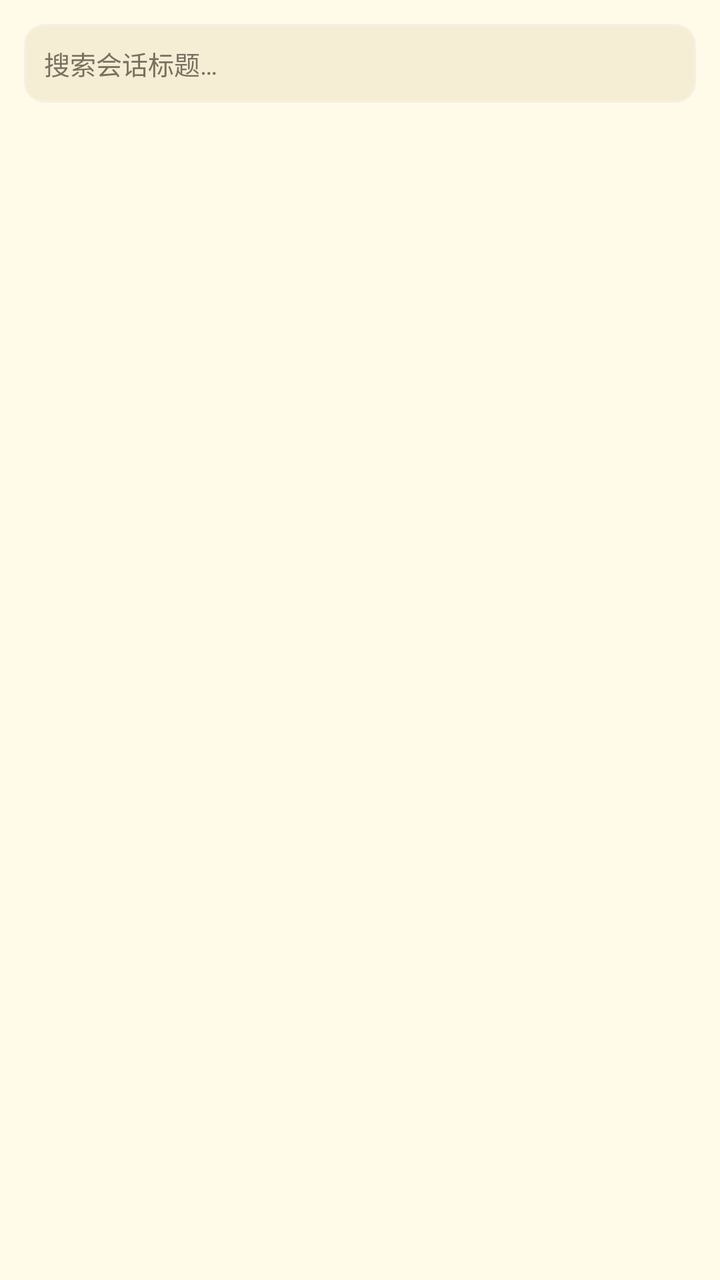
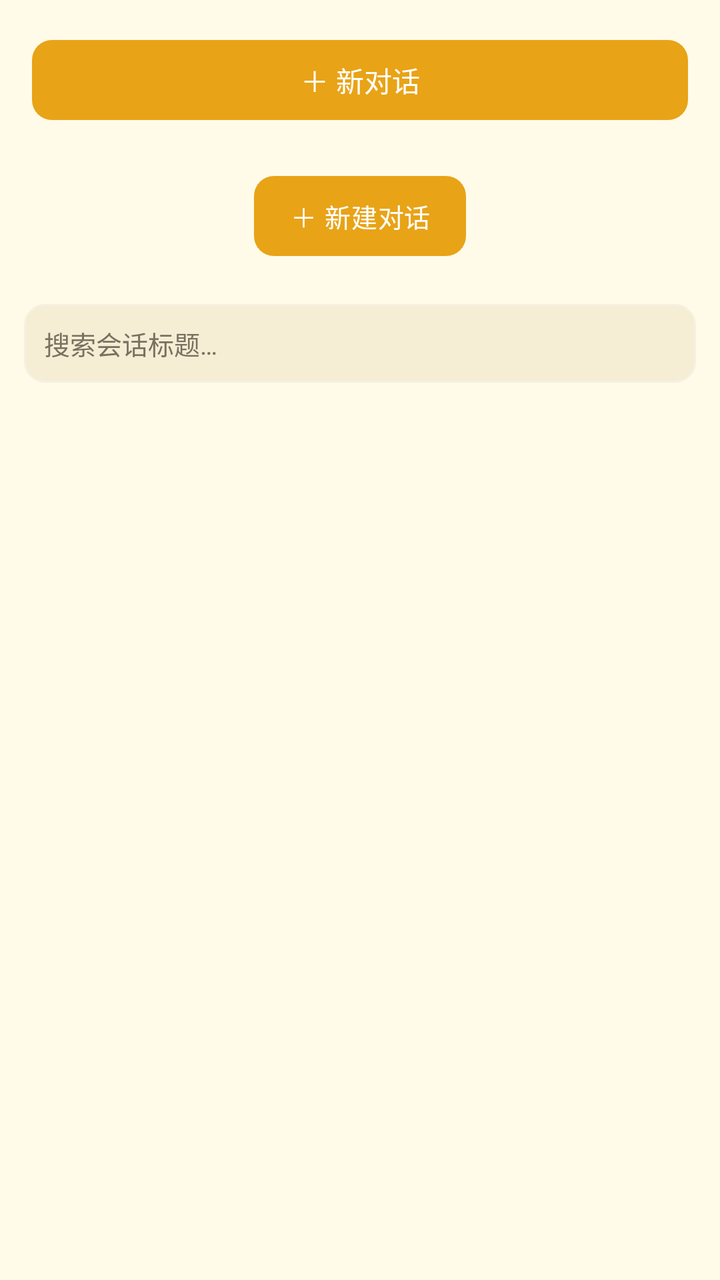

Compare the two renders of this Android layout. The source of the first and the diff that turns it into the second are given below.
<!-- AndroidManifest.xml: application theme AppTheme -->
<!-- res/layout/fragment_sessions.xml -->
<?xml version="1.0" encoding="utf-8"?>
<LinearLayout xmlns:android="http://schemas.android.com/apk/res/android"
    android:layout_width="match_parent"
    android:layout_height="match_parent"
    android:orientation="vertical">

    <ProgressBar
        android:id="@+id/sessions_progress"
        android:layout_width="wrap_content"
        android:layout_height="wrap_content"
        android:layout_gravity="center"
        android:layout_margin="24dp"
        android:visibility="gone" />

    
    <LinearLayout
        android:id="@+id/sessions_empty"
        android:layout_width="match_parent"
        android:layout_height="0dp"
        android:layout_weight="1"
        android:orientation="vertical"
        android:gravity="center"
        android:padding="40dp"
        android:visibility="gone">

        <TextView
            android:layout_width="wrap_content"
            android:layout_height="wrap_content"
            android:includeFontPadding="false"
            android:text="✦"
            android:textSize="34sp"
            android:textColor="?attr/colorPrimary" />

        <TextView
            android:layout_width="wrap_content"
            android:layout_height="wrap_content"
            android:layout_marginTop="16dp"
            android:text="还没有会话"
            android:textSize="17sp"
            android:textStyle="bold"
            android:letterSpacing="0.02"
            android:textColor="?attr/colorOnSurface" />

        <TextView
            android:layout_width="wrap_content"
            android:layout_height="wrap_content"
            android:layout_marginTop="6dp"
            android:gravity="center"
            android:lineSpacingExtra="3dp"
            android:text="点下方开始第一个任务，\n或直接在底部输入框描述要做的事"
            android:textSize="13sp"
            android:textColor="?attr/colorOnSurfaceVariant" />
    </LinearLayout>

    <com.google.android.material.button.MaterialButton
        android:id="@+id/sessions_create"
        android:layout_width="wrap_content"
        android:layout_height="wrap_content"
        android:layout_gravity="center_horizontal"
        android:layout_marginTop="4dp"
        android:layout_marginBottom="16dp"
        android:paddingLeft="22dp"
        android:paddingRight="22dp"
        android:text="@string/create_first_session"
        android:letterSpacing="0.02"
        android:visibility="gone"
        style="@style/Widget.App.Button" />

    <EditText
        android:id="@+id/sessions_search"
        android:layout_width="match_parent"
        android:layout_height="wrap_content"
        android:layout_marginLeft="12dp"
        android:layout_marginRight="12dp"
        android:layout_marginTop="12dp"
        android:layout_marginBottom="4dp"
        android:background="@drawable/bg_input"
        android:padding="10dp"
        android:textSize="13sp"
        android:textColor="?attr/colorOnSurface"
        android:textColorHint="?attr/colorOnSurfaceVariant"
        android:hint="搜索会话标题…"
        android:inputType="text"
        android:maxLines="1"
        android:imeOptions="actionSearch" />

    <androidx.recyclerview.widget.RecyclerView
        android:id="@+id/sessions_recycler"
        android:layout_width="match_parent"
        android:layout_height="0dp"
        android:layout_weight="1"
        android:clipToPadding="false"
        android:padding="12dp"
        android:scrollbars="vertical" />

</LinearLayout>
<!-- resources referenced by this layout -->
<resources>
  <!-- drawable bg_input (drawable) -->
  <?xml version="1.0" encoding="utf-8"?>
  <shape xmlns:android="http://schemas.android.com/apk/res/android" android:shape="rectangle">
      <solid android:color="?attr/colorSurfaceVariant" />
      <stroke android:width="1dp" android:color="?attr/colorOutlineVariant" />
      <corners android:radius="10dp" />
  </shape>
  <string name="create_first_session">创建第一个会话</string>
  <style name="Widget.App.Button" parent="Widget.Material3.Button">
          <item name="cornerRadius">10dp</item>
          <item name="android:textSize">14sp</item>
          <item name="android:textAllCaps">false</item>
          <item name="elevation">0dp</item>
      </style>
  <style name="AppTheme" parent="Theme.Material3.Light.NoActionBar">
          <item name="colorPrimary">@color/acc_default</item>
          <item name="colorOnPrimary">@color/acc_on</item>
          <item name="colorPrimaryContainer">@color/acc_default_c</item>
          <item name="colorOnPrimaryContainer">@color/acc_default_c_on</item>
          <item name="colorSecondary">@color/acc_default</item>
          <item name="colorOnSecondary">@color/acc_on</item>
          <item name="colorSecondaryContainer">@color/acc_default_c</item>
          <item name="colorOnSecondaryContainer">@color/acc_default_c_on</item>
  
          <item name="android:colorBackground">@color/background</item>
          <item name="android:windowBackground">@color/background</item>
          <item name="colorSurface">@color/surface</item>
          <item name="colorOnSurface">@color/on_surface</item>
          <item name="colorSurfaceVariant">@color/surface_variant</item>
          <item name="colorOnSurfaceVariant">@color/on_surface_variant</item>
          <item name="colorOutline">@color/outline</item>
          <item name="colorOutlineVariant">@color/hairline</item>
          <item name="colorError">@color/error</item>
          <item name="colorOnError">#FFFFFF</item>
  
          <item name="android:statusBarColor">@color/background</item>
          <item name="android:windowLightStatusBar">true</item>
          <item name="android:navigationBarColor">@color/background</item>
  
          <item name="materialButtonStyle">@style/Widget.App.Button</item>
          <item name="materialButtonOutlinedStyle">@style/Widget.App.Button.Outline</item>
      </style>
  <color name="acc_default">#E8A317</color>
  <color name="acc_on">#FFFFFF</color>
  <color name="acc_default_c">#FFF0C0</color>
  <color name="acc_default_c_on">#5A3E00</color>
  <color name="background">#FFFBE8</color>
  <color name="surface">#FFFFFF</color>
  <color name="on_surface">#2A2210</color>
  <color name="surface_variant">#F5EDD4</color>
  <color name="on_surface_variant">#7A7060</color>
  <color name="outline">#EDE4CC</color>
  <color name="hairline">#F5F0E0</color>
  <color name="error">#C0392B</color>
  <style name="Widget.App.Button.Outline" parent="Widget.Material3.Button.OutlinedButton">
          <item name="cornerRadius">10dp</item>
          <item name="android:textSize">14sp</item>
          <item name="android:textAllCaps">false</item>
      </style>
</resources>

<!-- the commit's change to res/layout/fragment_sessions.xml (unified diff, before → after) -->
@@ -3,6 +3,16 @@
     android:layout_width="match_parent"
     android:layout_height="match_parent"
     android:orientation="vertical">
+
+    
+    <com.google.android.material.button.MaterialButton
+        android:id="@+id/sessions_new"
+        android:layout_width="match_parent"
+        android:layout_height="wrap_content"
+        android:layout_margin="16dp"
+        android:text="＋ 新对话"
+        android:textSize="14sp"
+        style="@style/Widget.App.Button" />
 
     <ProgressBar
         android:id="@+id/sessions_progress"
@@ -58,12 +68,14 @@
         android:layout_height="wrap_content"
         android:layout_gravity="center_horizontal"
         android:layout_marginTop="4dp"
-        android:layout_marginBottom="16dp"
-        android:paddingLeft="22dp"
-        android:paddingRight="22dp"
-        android:text="@string/create_first_session"
+        android:layout_marginBottom="8dp"
+        android:paddingLeft="18dp"
+        android:paddingRight="18dp"
+        android:paddingTop="6dp"
+        android:paddingBottom="6dp"
+        android:text="＋ 新建对话"
+        android:textSize="13sp"
         android:letterSpacing="0.02"
-        android:visibility="gone"
         style="@style/Widget.App.Button" />
 
     <EditText
<!-- resource entries referenced after the edit -->
@@ -7,7 +7,6 @@
       <stroke android:width="1dp" android:color="?attr/colorOutlineVariant" />
       <corners android:radius="10dp" />
   </shape>
-  <string name="create_first_session">创建第一个会话</string>
   <style name="Widget.App.Button" parent="Widget.Material3.Button">
           <item name="cornerRadius">10dp</item>
           <item name="android:textSize">14sp</item>
